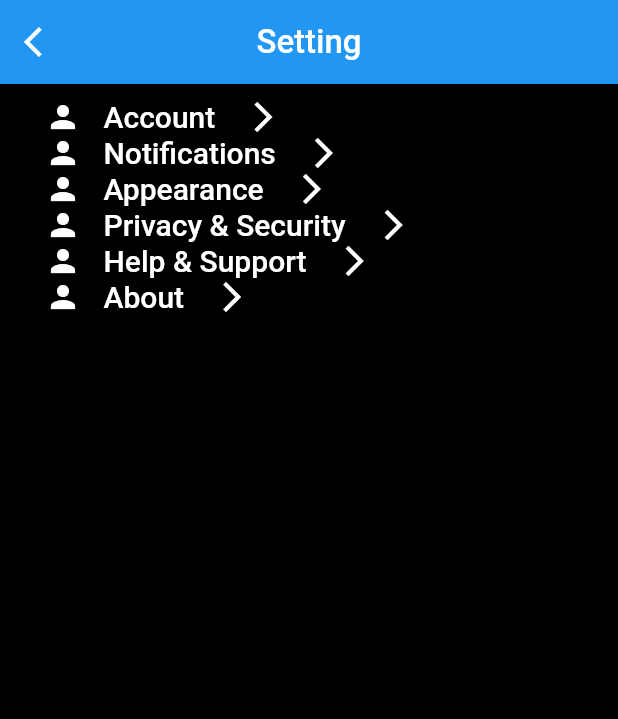
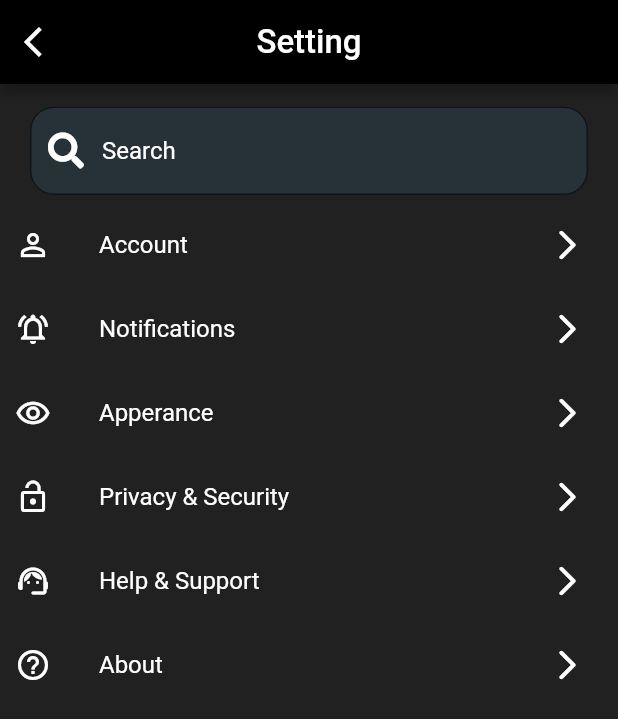
Before and after one commit to Viswanadareddy/project, a Flutter app: the Setting screen opened by its route, on a phone screen of 412 x 824 dp. Shown: the top 719 px of the screen. Run offline on Flutter 3.47's test engine with Material 2 defaults, Android fonts, the phone set to English and light mode, and no system bars; our stand-ins replace carousel_pro, flutter_settings_screens, font_awesome_flutter, google_fonts; missing offline and left inert: restaurant.

Commit message:
settings page completed

```diff
--- a/lib/main.dart
+++ b/lib/main.dart
@@ -13,7 +13,7 @@ class MyApp extends StatelessWidget {
 
   @override
   Widget build(BuildContext context) => MaterialApp(
-          home: LoginPage(),
+          home: Setting(),
           title: 'Flutter Demo',
           debugShowCheckedModeBanner: false,
           themeMode: ThemeMode.dark,
--- /dev/null
+++ b/lib/pages/cart.dart
@@ -0,0 +1 @@
+import 'package:flutter/material.dart';
--- /dev/null
+++ b/lib/pages/profile.dart
@@ -0,0 +1,17 @@
+import 'package:flutter/material.dart';
+
+/*class  extends StatelessWidget {
+  const ({ Key? key }) : super(key: key);
+
+  @override
+  Widget build(BuildContext context) {
+    return Scaffold(
+      body: SafeArea(
+        child: Padding(
+          padding: const EdgeInsets.symmetric(horizontal: 30,vertical: 20),
+          ),
+        ),
+
+    );
+  }
+}*/
--- a/lib/pages/setting.dart
+++ b/lib/pages/setting.dart
@@ -1,6 +1,7 @@
 import 'package:flutter/material.dart';
 import 'package:project/theme.dart';
 import 'package:project/pages/login.dart';
+import 'package:project/widgets/searchWidgets.dart';
 
 class Setting extends StatefulWidget {
   const Setting({Key? key}) : super(key: key);
@@ -16,6 +17,8 @@ class _SettingState extends State<Setting> {
       appBar: AppBar(
         title: Text('Setting', style: TextStyle(fontSize: 22)),
         centerTitle: true,
+        backgroundColor: Colors.black,
+        foregroundColor: Colors.white,
         leading: IconButton(
           onPressed: () {
             Navigator.pushNamed(context, 'login');
@@ -26,23 +29,123 @@ class _SettingState extends State<Setting> {
       ),
       body: Container(
         padding: const EdgeInsets.all(10),
-        child: ListView(
+        child: Column(
           children: [
-            buildAccountOption(context, 'Account'),
-            buildAccountOption(context, 'Notifications'),
-            buildAccountOption(context, 'Appearance'),
-            buildAccountOption(context, 'Privacy & Security'),
-            buildAccountOption(context, 'Help & Support'),
-            buildAccountOption(context, 'About'),
+            SearchWidget(),
+            ListTile(
+              contentPadding: EdgeInsets.all(0),
+              leading: Icon(Icons.person_outline, color: Colors.white),
+              title: Text(
+                'Account',
+                style: TextStyle(color: Colors.white),
+              ),
+              trailing: IconButton(
+                onPressed: () {},
+                icon: Icon(
+                  Icons.arrow_forward_ios_rounded,
+                  color: Colors.white,
+                ),
+              ),
+            ),
+            ListTile(
+              contentPadding: EdgeInsets.all(0),
+              leading: Icon(
+                Icons.notifications_active_outlined,
+                color: Colors.white,
+              ),
+              title: Text(
+                'Notifications',
+                style: TextStyle(color: Colors.white),
+              ),
+              trailing: IconButton(
+                onPressed: () {},
+                icon: Icon(
+                  Icons.arrow_forward_ios_rounded,
+                  color: Colors.white,
+                ),
+              ),
+            ),
+            ListTile(
+              contentPadding: EdgeInsets.all(0),
+              leading: Icon(
+                Icons.remove_red_eye_outlined,
+                color: Colors.white,
+              ),
+              title: Text(
+                'Apperance',
+                style: TextStyle(color: Colors.white),
+              ),
+              trailing: IconButton(
+                onPressed: () {},
+                icon: Icon(
+                  Icons.arrow_forward_ios_rounded,
+                  color: Colors.white,
+                ),
+              ),
+            ),
+            ListTile(
+              contentPadding: EdgeInsets.all(0),
+              leading: Icon(
+                Icons.lock_open,
+                color: Colors.white,
+              ),
+              title: Text(
+                'Privacy & Security',
+                style: TextStyle(color: Colors.white),
+              ),
+              trailing: IconButton(
+                onPressed: () {},
+                icon: Icon(
+                  Icons.arrow_forward_ios_rounded,
+                  color: Colors.white,
+                ),
+              ),
+            ),
+            ListTile(
+              contentPadding: EdgeInsets.all(0),
+              leading: Icon(
+                Icons.support_agent_rounded,
+                color: Colors.white,
+              ),
+              title: Text(
+                'Help & Support',
+                style: TextStyle(color: Colors.white),
+              ),
+              trailing: IconButton(
+                onPressed: () {},
+                icon: Icon(
+                  Icons.arrow_forward_ios_rounded,
+                  color: Colors.white,
+                ),
+              ),
+            ),
+            ListTile(
+              contentPadding: EdgeInsets.all(0),
+              leading: Icon(
+                Icons.help_outline_outlined,
+                color: Colors.white,
+              ),
+              title: Text(
+                'About',
+                style: TextStyle(color: Colors.white),
+              ),
+              trailing: IconButton(
+                onPressed: () {},
+                icon: Icon(
+                  Icons.arrow_forward_ios_rounded,
+                  color: Colors.white,
+                ),
+              ),
+            ),
           ],
         ),
       ),
-      backgroundColor: Colors.black,
+      backgroundColor: Colors.grey[900],
     );
   }
 }
 
-GestureDetector buildAccountOption(BuildContext context, String title) {
+/*GestureDetector buildAccountOption(BuildContext context, String title) {
   return GestureDetector(
     onTap: () {},
     child: Padding(
@@ -65,3 +168,9 @@ GestureDetector buildAccountOption(BuildContext context, String title) {
     ),
   );
 }
+buildAccountOption(context, 'Account'),
+            buildAccountOption(context, 'Notifications'),
+            buildAccountOption(context, 'Appearance'),
+            buildAccountOption(context, 'Privacy & Security'),
+            buildAccountOption(context, 'Help & Support'),
+            buildAccountOption(context, 'About')*/
--- a/lib/widgets/bottomNavigationBar.dart
+++ b/lib/widgets/bottomNavigationBar.dart
@@ -1,7 +1,7 @@
 import 'package:flutter/material.dart';
 import 'package:carousel_pro/carousel_pro.dart';
 import 'package:font_awesome_flutter/font_awesome_flutter.dart';
-import 'package:restaurant/values/values.dart';
+import 'package:project/values/values.dart';
 
 class BottomBarNavigation extends StatefulWidget {
   const BottomBarNavigation({Key? key}) : super(key: key);
--- a/lib/widgets/searchWidgets.dart
+++ b/lib/widgets/searchWidgets.dart
@@ -20,12 +20,10 @@ class SearchWidget extends StatelessWidget {
               ),
               filled: true,
               prefixIcon:
-                  Icon(FontAwesomeIcons.search, color: AppColorsConst.black),
-              fillColor: AppColorsConst.secondaryColor,
-              suffixIcon:
-                  Icon(FontAwesomeIcons.sort, color: AppColorsConst.black),
+                  Icon(FontAwesomeIcons.search, color: AppColorsConst.white),
+              fillColor: Colors.blueGrey[900],
               hintText: StringConstant.SEARCH,
-              hintStyle: new TextStyle(color: AppColorsConst.searchHintColor)),
+              hintStyle: new TextStyle(color: AppColorsConst.white)),
         ));
   }
 }
```
Also changed, not shown: lib/pages/customisation.dart (added), lib/pages/favourite.dart (added), lib/pages/menu.dart (added), lib/pages/walkthrough1.dart (added), lib/pages/walkthrough2.dart (added).
